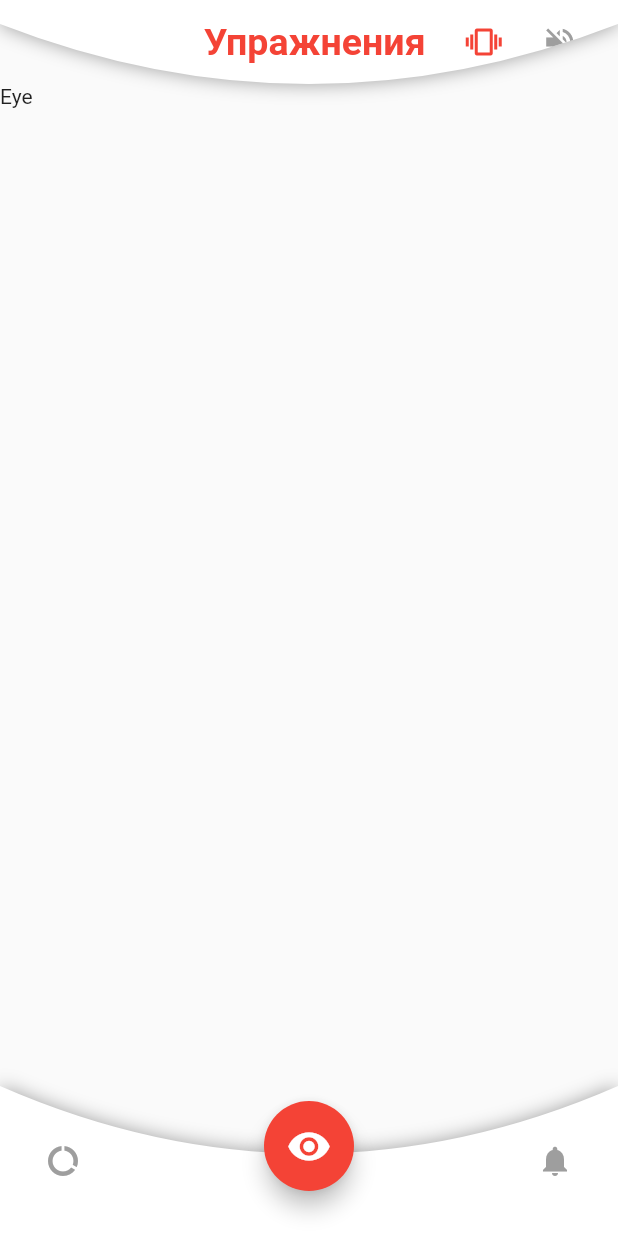
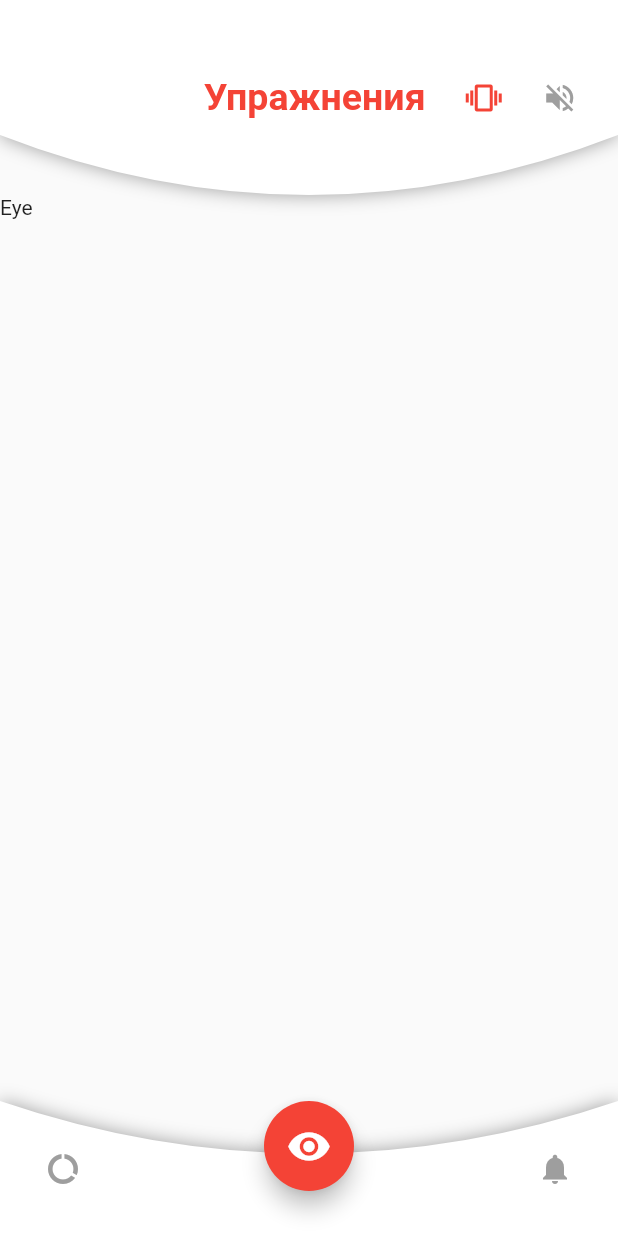
Before and after one commit to mdusafp/eyehelper, a Flutter app: the screen it shows after launch, on a phone screen of 412 x 824 dp. Run offline on Flutter 3.47's test engine with Material 2 defaults, Android fonts, the light colour scheme and no system bars.

Commit message:
fix toolbar

```diff
--- a/lib/src/routes.dart
+++ b/lib/src/routes.dart
@@ -1,6 +1,5 @@
+import 'package:eyehelper/src/screens/home_screen.dart';
 import 'package:flutter/material.dart';
-import 'package:eyehelper/src/screens/home_screen.dart';
-
 
 class EyeHelperRoutes {
   static final home = '/';
--- a/lib/src/screens/home_screen.dart
+++ b/lib/src/screens/home_screen.dart
@@ -7,7 +7,6 @@ class HomeScreen extends StatefulWidget {
 }
 
 class _HomeScreenState extends State<HomeScreen> {
-
   int _currentIndex = 1;
 
   Map screens = {
@@ -16,18 +15,19 @@ class _HomeScreenState extends State<HomeScreen> {
     2: Text('Notifications'),
   };
 
-
   Widget content = Text('hello world');
 
   @override
   Widget build(BuildContext context) {
     return Scaffold(
-      appBar: AppBar(
-        elevation: 0.0,
-        automaticallyImplyLeading: false,
-        backgroundColor: Colors.transparent,
-        flexibleSpace: ToolbarWavy(title: "Упражнения"),
-      ),
+      appBar: PreferredSize(
+          preferredSize: Size.fromHeight(PREFERED_HEIGHT_FOR_CUSTOM_APPBAR),
+          child: AppBar(
+            elevation: 0.0,
+            automaticallyImplyLeading: false,
+            backgroundColor: Colors.transparent,
+            flexibleSpace: ToolbarWavy(title: "Упражнения"),
+          )),
       body: screens[_currentIndex],
       bottomNavigationBar: BottomWavy(
         currentIndex: _currentIndex,
--- a/lib/src/widgets/bootom_bar.dart
+++ b/lib/src/widgets/bootom_bar.dart
@@ -33,26 +33,30 @@ class _BottomWavyState extends State<BottomWavy> {
           shadow: Shadow(blurRadius: 10, color: Colors.grey),
           child: Container(
             color: Colors.white,
-            height: 100.0,
+            height: 90.0,
             child: Padding(
               padding: EdgeInsets.only(left: 30.0, right: 30.0),
               child: Row(
                 mainAxisAlignment: MainAxisAlignment.spaceBetween,
                 children: <Widget>[
                   InkWell(
-                    onTap: () => widget.onTap(BottomWavy.INDEX_STATISTICS_SCREEN),
+                    onTap: () =>
+                        widget.onTap(BottomWavy.INDEX_STATISTICS_SCREEN),
                     child: Icon(
                       Icons.data_usage,
-                      color: widget.currentIndex == BottomWavy.INDEX_STATISTICS_SCREEN
+                      color: widget.currentIndex ==
+                          BottomWavy.INDEX_STATISTICS_SCREEN
                           ? Colors.red
                           : Colors.grey,
                     ),
                   ),
                   InkWell(
-                    onTap: () => widget.onTap(BottomWavy.INDEX_NOTIFICATIONS_SCREEN),
+                    onTap: () =>
+                        widget.onTap(BottomWavy.INDEX_NOTIFICATIONS_SCREEN),
                     child: Icon(
                       Icons.notifications,
-                      color: widget.currentIndex == BottomWavy.INDEX_NOTIFICATIONS_SCREEN
+                      color: widget.currentIndex ==
+                          BottomWavy.INDEX_NOTIFICATIONS_SCREEN
                           ? Colors.red
                           : Colors.grey,
                     ),
@@ -85,7 +89,8 @@ class _BottomWavyState extends State<BottomWavy> {
                             color: Colors.white,
                             size: 28.0,
                           ),
-                          onPressed: () => widget.onTap(BottomWavy.INDEX_EYE_SCREEN),
+                          onPressed: () =>
+                              widget.onTap(BottomWavy.INDEX_EYE_SCREEN),
                         ),
                       ),
                     ),
--- a/lib/src/widgets/toolbar.dart
+++ b/lib/src/widgets/toolbar.dart
@@ -1,5 +1,7 @@
 import 'package:eyehelper/src/widgets/clip_shadow_path.dart';
 import 'package:flutter/material.dart';
+
+const double PREFERED_HEIGHT_FOR_CUSTOM_APPBAR = 130.0;
 
 class ToolbarWavy extends StatefulWidget {
   final String title;
@@ -19,7 +21,7 @@ class _ToolbarWavyState extends State<ToolbarWavy> {
       clipper: TopWaveClipper(),
       shadow: Shadow(blurRadius: 10, color: Colors.grey),
       child: SizedBox(
-        height: 100.0,
+        height: PREFERED_HEIGHT_FOR_CUSTOM_APPBAR,
         child: Container(
           decoration: BoxDecoration(color: Colors.white),
           child: Center(
```
Also changed, not shown: 1 other file.
